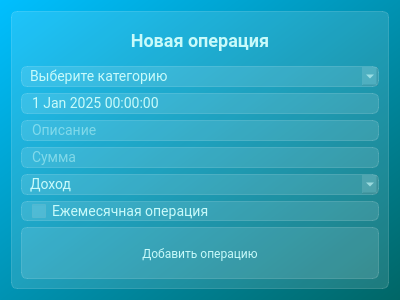
This is src/operations/ui/new_operation.ui in AnatoliiBessmertnyi/finance_flow as Qt 5 draws it before an edit. The edited form follows.
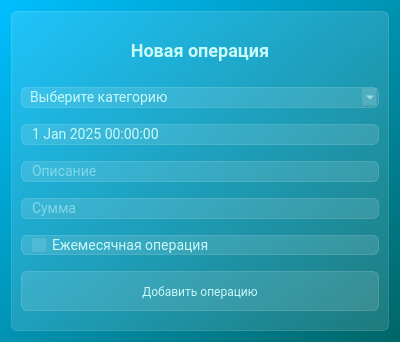
This is the edited form.

```diff
--- a/src/operations/ui/new_operation.ui
+++ b/src/operations/ui/new_operation.ui
@@ -7,7 +7,7 @@
     <x>0</x>
     <y>0</y>
     <width>400</width>
-    <height>300</height>
+    <height>342</height>
    </rect>
   </property>
   <property name="windowTitle">
@@ -34,6 +34,18 @@
      <layout class="QVBoxLayout" name="verticalLayout">
       <item>
        <widget class="QLabel" name="title_lbl">
+        <property name="minimumSize">
+         <size>
+          <width>0</width>
+          <height>40</height>
+         </size>
+        </property>
+        <property name="maximumSize">
+         <size>
+          <width>16777215</width>
+          <height>40</height>
+         </size>
+        </property>
         <property name="styleSheet">
          <string notr="true">color: #c8fafa;
 font-weight: bold;
@@ -118,32 +130,6 @@
         </property>
        </widget>
       </item>
-      <item>
-       <widget class="QComboBox" name="operation_type_cb">
-        <property name="styleSheet">
-         <string notr="true">QComboBox {
-font-size: 14px;
-color: #c8fafa;
-padding-left: 8px;
-}
-
-QComboBox:item {
-color: white;
-padding-left: 8px;
-}</string>
-        </property>
-        <item>
-         <property name="text">
-          <string>Доход</string>
-         </property>
-        </item>
-        <item>
-         <property name="text">
-          <string>Затраты</string>
-         </property>
-        </item>
-       </widget>
-      </item>
       <item>
        <widget class="QCheckBox" name="reload_cb">
         <property name="styleSheet">
@@ -158,6 +144,18 @@
       </item>
       <item>
        <widget class="QPushButton" name="pushButton">
+        <property name="minimumSize">
+         <size>
+          <width>0</width>
+          <height>40</height>
+         </size>
+        </property>
+        <property name="maximumSize">
+         <size>
+          <width>16777215</width>
+          <height>40</height>
+         </size>
+        </property>
         <property name="styleSheet">
          <string notr="true">QPushButton {
 color: #c8fafa;
```
